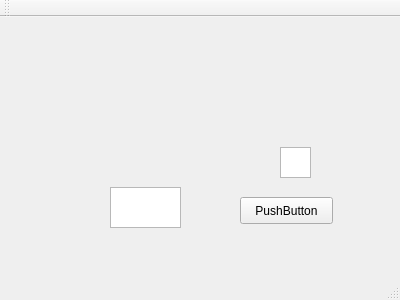
Old version of the form Viewer/mainwindow.ui in the repository Sheba/MAI_SCADA.
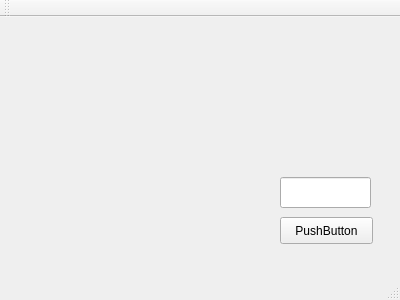
New version of the form.

What changed in the file:
```diff
--- a/Viewer/mainwindow.ui
+++ b/Viewer/mainwindow.ui
@@ -14,21 +14,11 @@
    <string>MainWindow</string>
   </property>
   <widget class="QWidget" name="centralWidget">
-   <widget class="QPlainTextEdit" name="plainTextEdit">
-    <property name="geometry">
-     <rect>
-      <x>280</x>
-      <y>130</y>
-      <width>31</width>
-      <height>31</height>
-     </rect>
-    </property>
-   </widget>
    <widget class="QPushButton" name="pushButton">
     <property name="geometry">
      <rect>
-      <x>240</x>
-      <y>180</y>
+      <x>280</x>
+      <y>200</y>
       <width>93</width>
       <height>27</height>
      </rect>
@@ -37,13 +27,13 @@
      <string>PushButton</string>
     </property>
    </widget>
-   <widget class="QGraphicsView" name="graphicsView">
+   <widget class="QLineEdit" name="lineEdit">
     <property name="geometry">
      <rect>
-      <x>110</x>
-      <y>170</y>
-      <width>71</width>
-      <height>41</height>
+      <x>280</x>
+      <y>160</y>
+      <width>91</width>
+      <height>31</height>
      </rect>
     </property>
    </widget>
```
Left out of the diff: 2 changed lines with no effect on the pictures.
